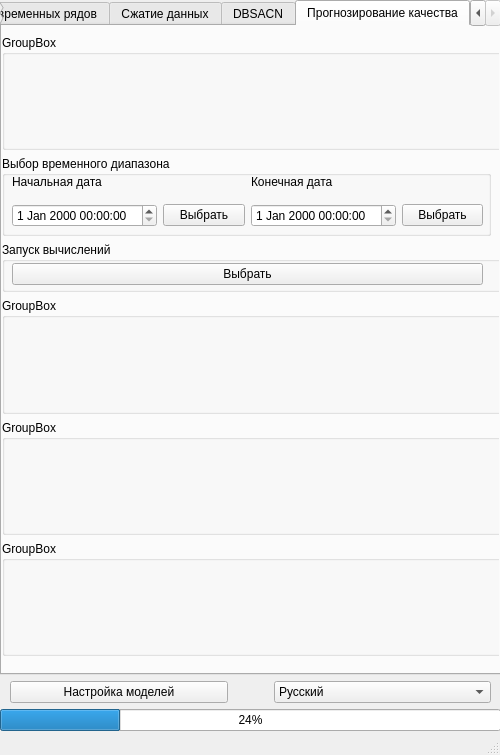
Old version of the form Sources/Main.ui in the repository ArbiterOfJudgement/DM.
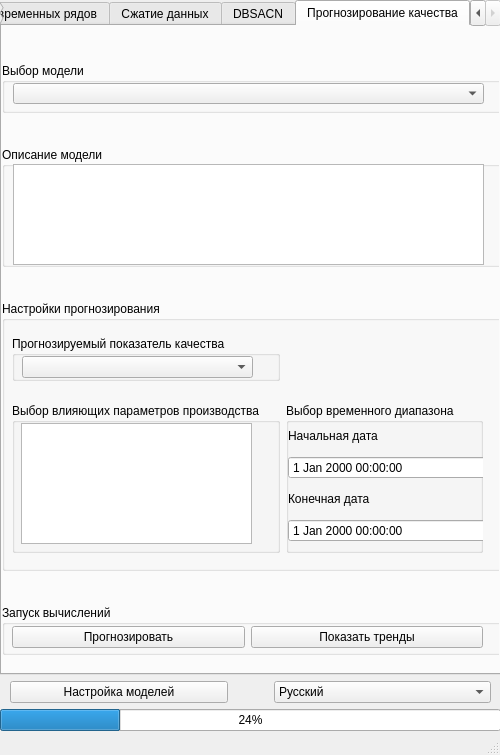
New version of the form.

Commit message: feat: add RNN tab content

```diff
--- a/Sources/Main.ui
+++ b/Sources/Main.ui
@@ -282,70 +282,180 @@
            <x>0</x>
            <y>9</y>
            <width>501</width>
-           <height>621</height>
+           <height>651</height>
           </rect>
          </property>
          <layout class="QVBoxLayout" name="verticalLayout_2">
           <item>
-           <widget class="QGroupBox" name="groupBox_4">
+           <widget class="QGroupBox" name="ModelSelectGroupBoxRNN">
+            <property name="maximumSize">
+             <size>
+              <width>16777215</width>
+              <height>50</height>
+             </size>
+            </property>
             <property name="title">
-             <string>GroupBox</string>
+             <string>Выбор модели</string>
             </property>
+            <widget class="QComboBox" name="ModelComboBoxRNN">
+             <property name="geometry">
+              <rect>
+               <x>11</x>
+               <y>20</y>
+               <width>471</width>
+               <height>21</height>
+              </rect>
+             </property>
+             <property name="cursor">
+              <cursorShape>PointingHandCursor</cursorShape>
+             </property>
+            </widget>
            </widget>
           </item>
           <item>
            <widget class="QGroupBox" name="timeDiapazonTSA_2">
             <property name="maximumSize">
              <size>
-              <width>489</width>
-              <height>80</height>
+              <width>16777215</width>
+              <height>120</height>
              </size>
             </property>
             <property name="title">
-             <string>Выбор временного диапазона</string>
+             <string>Описание модели</string>
             </property>
-            <widget class="QWidget" name="gridLayoutWidget_6">
+            <widget class="QTextBrowser" name="ModelDescriptionRNN">
+             <property name="geometry">
+              <rect>
+               <x>11</x>
+               <y>17</y>
+               <width>471</width>
+               <height>101</height>
+              </rect>
+             </property>
+             <property name="cursor" stdset="0">
+              <cursorShape>IBeamCursor</cursorShape>
+             </property>
+            </widget>
+           </widget>
+          </item>
+          <item>
+           <widget class="QGroupBox" name="SettingsGroupBoxRNN">
+            <property name="maximumSize">
+             <size>
+              <width>16777215</width>
+              <height>270</height>
+             </size>
+            </property>
+            <property name="title">
+             <string>Настройки прогнозирования</string>
+            </property>
+            <widget class="QWidget" name="gridLayoutWidget_8">
              <property name="geometry">
               <rect>
                <x>10</x>
-               <y>10</y>
+               <y>19</y>
                <width>471</width>
-               <height>61</height>
+               <height>251</height>
               </rect>
              </property>
-             <layout class="QGridLayout" name="gridLayout_6">
-              <item row="0" column="0">
-               <widget class="QLabel" name="startDateLabelTSA_3">
-                <property name="text">
-                 <string>Начальная дата</string>
-                </property>
-               </widget>
-              </item>
+             <layout class="QGridLayout" name="gridLayout_8">
               <item row="1" column="0">
-               <widget class="QDateTimeEdit" name="fromDateTimeTSA_3"/>
-              </item>
-              <item row="1" column="3">
-               <widget class="QPushButton" name="selectToDateTSA_3">
-                <property name="text">
-                 <string>Выбрать</string>
+               <widget class="QGroupBox" name="RelevantFeaturesGroupBoxRNN">
+                <property name="title">
+                 <string>Выбор влияющих параметров производства</string>
                 </property>
+                <widget class="QListWidget" name="RelevantFeaturesRNN">
+                 <property name="geometry">
+                  <rect>
+                   <x>9</x>
+                   <y>20</y>
+                   <width>231</width>
+                   <height>121</height>
+                  </rect>
+                 </property>
+                 <property name="cursor" stdset="0">
+                  <cursorShape>IBeamCursor</cursorShape>
+                 </property>
+                </widget>
                </widget>
               </item>
-              <item row="1" column="2">
-               <widget class="QDateTimeEdit" name="toDateTimeTSA_3"/>
-              </item>
-              <item row="0" column="2">
-               <widget class="QLabel" name="endDateLabelTSA_3">
-                <property name="text">
-                 <string>Конечная дата</string>
+              <item row="0" column="0">
+               <widget class="QGroupBox" name="QualityIndicatorGroupBoxRNN">
+                <property name="maximumSize">
+                 <size>
+                  <width>16777215</width>
+                  <height>45</height>
+                 </size>
                 </property>
+                <property name="title">
+                 <string>Прогнозируемый показатель качества</string>
+                </property>
+                <widget class="QComboBox" name="QualitIndicatorComboBoxRNN">
+                 <property name="geometry">
+                  <rect>
+                   <x>10</x>
+                   <y>20</y>
+                   <width>231</width>
+                   <height>22</height>
+                  </rect>
+                 </property>
+                 <property name="cursor">
+                  <cursorShape>PointingHandCursor</cursorShape>
+                 </property>
+                </widget>
                </widget>
               </item>
               <item row="1" column="1">
-               <widget class="QPushButton" name="selectFromDateTSA_3">
-                <property name="text">
-                 <string>Выбрать</string>
+               <widget class="QGroupBox" name="TimeDiapazonRNN">
+                <property name="maximumSize">
+                 <size>
+                  <width>600</width>
+                  <height>150</height>
+                 </size>
                 </property>
+                <property name="title">
+                 <string>Выбор временного диапазона</string>
+                </property>
+                <widget class="QWidget" name="gridLayoutWidget_6">
+                 <property name="geometry">
+                  <rect>
+                   <x>2</x>
+                   <y>18</y>
+                   <width>211</width>
+                   <height>121</height>
+                  </rect>
+                 </property>
+                 <layout class="QGridLayout" name="gridLayout_6">
+                  <item row="2" column="0">
+                   <widget class="QDateTimeEdit" name="FromDateTimeRNN">
+                    <property name="cursor">
+                     <cursorShape>IBeamCursor</cursorShape>
+                    </property>
+                   </widget>
+                  </item>
+                  <item row="4" column="0">
+                   <widget class="QDateTimeEdit" name="ToDateTimeRNN">
+                    <property name="cursor">
+                     <cursorShape>IBeamCursor</cursorShape>
+                    </property>
+                   </widget>
+                  </item>
+                  <item row="3" column="0">
+                   <widget class="QLabel" name="EndDateLabelRNN">
+                    <property name="text">
+                     <string>Конечная дата</string>
+                    </property>
+                   </widget>
+                  </item>
+                  <item row="1" column="0">
+                   <widget class="QLabel" name="StartDateLabelRNN">
+                    <property name="text">
+                     <string>Начальная дата</string>
+                    </property>
+                   </widget>
+                  </item>
+                 </layout>
+                </widget>
                </widget>
               </item>
              </layout>
@@ -376,7 +486,23 @@
               <item row="0" column="0">
                <widget class="QPushButton" name="StartButtonTSA_2">
                 <property name="text">
-                 <string>Выбрать</string>
+                 <string>Прогнозировать</string>
+                </property>
+               </widget>
+              </item>
+              <item row="0" column="1">
+               <widget class="QPushButton" name="TrendsButtonRNN">
+                <property name="maximumSize">
+                 <size>
+                  <width>469</width>
+                  <height>16777215</height>
+                 </size>
+                </property>
+                <property name="cursor">
+                 <cursorShape>PointingHandCursor</cursorShape>
+                </property>
+                <property name="text">
+                 <string>Показать тренды</string>
                 </property>
                </widget>
               </item>
@@ -384,27 +510,6 @@
             </widget>
            </widget>
           </item>
-          <item>
-           <widget class="QGroupBox" name="groupBox_3">
-            <property name="title">
-             <string>GroupBox</string>
-            </property>
-           </widget>
-          </item>
-          <item>
-           <widget class="QGroupBox" name="groupBox_2">
-            <property name="title">
-             <string>GroupBox</string>
-            </property>
-           </widget>
-          </item>
-          <item>
-           <widget class="QGroupBox" name="groupBox">
-            <property name="title">
-             <string>GroupBox</string>
-            </property>
-           </widget>
-          </item>
          </layout>
         </widget>
        </widget>
```
Left out of the diff: 70 changed lines with no effect on the pictures. The commit also changes 5 other files.
